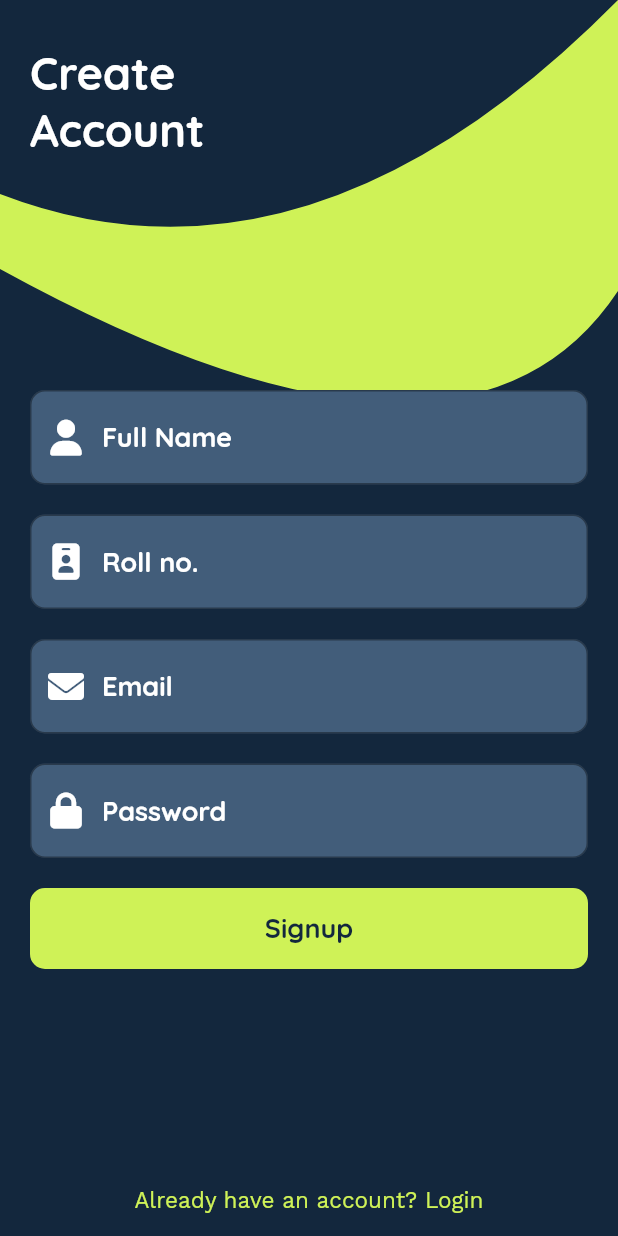
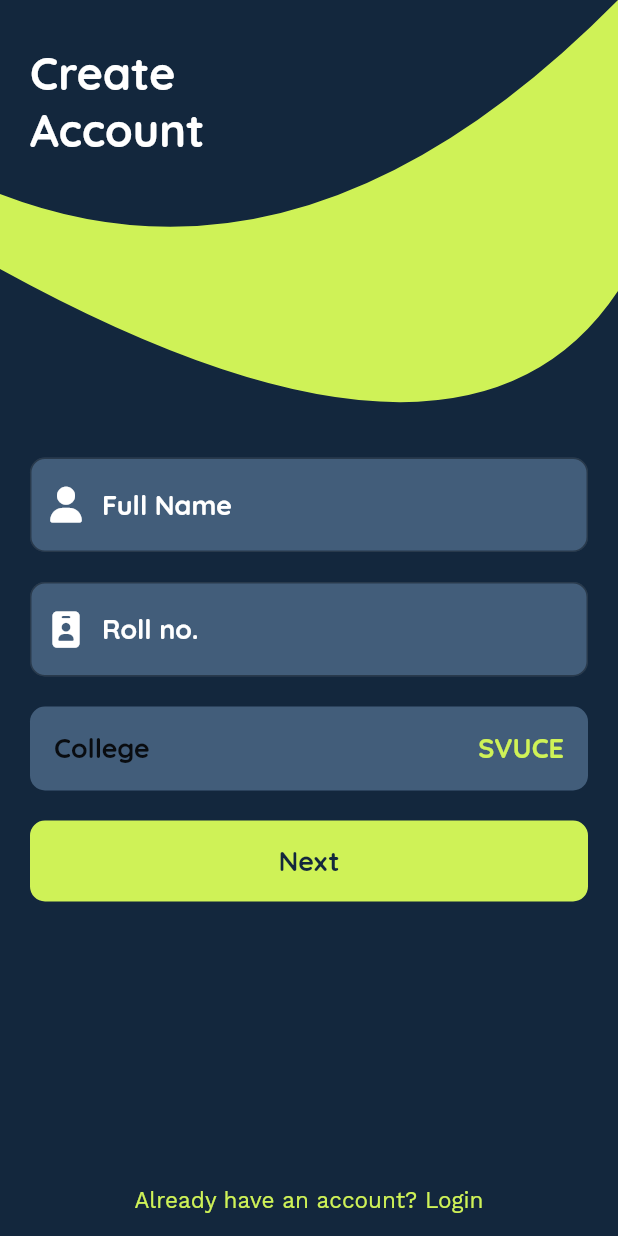
Before and after one commit to SVUCE-Programmers/ProjectSVUCE, a Flutter app: the SignUpView screen opened directly, on a phone screen of 412 x 824 dp. Run offline on Flutter 3.47's test engine with Material 2 defaults, Android fonts, the phone set to English and light mode, and no system bars; our stand-ins replace cloud_firestore, firebase_auth, flutter_icons, get_it, provider_architecture; accounts and stored records are empty.

Commit message:
:iphone: added signup pages

```diff
--- a/lib/ui/views/signup_view.dart
+++ b/lib/ui/views/signup_view.dart
@@ -1,11 +1,9 @@
 import 'package:flutter/material.dart';
-import 'package:flutter_icons/flutter_icons.dart';
 import 'package:provider_architecture/provider_architecture.dart';
 import 'package:svuce_app/ui/shared/app_colors.dart';
 import 'package:svuce_app/ui/shared/font_styles.dart';
-import 'package:svuce_app/ui/shared/shared_styles.dart';
-import 'package:svuce_app/ui/widgets/button_wrapper.dart';
 import 'package:svuce_app/ui/widgets/custom_clipper.dart';
+import 'package:svuce_app/ui/widgets/signup_pages.dart';
 import 'package:svuce_app/viewmodels/signup_viewmodel.dart';
 
 class SignUpView extends StatelessWidget {
@@ -45,99 +43,13 @@ class SignUpView extends StatelessWidget {
                 height: MediaQuery.of(context).size.height,
                 padding: EdgeInsets.all(20.0),
                 margin: EdgeInsets.only(top: 150),
-                child: Center(
-                  child: ListView(
-                    shrinkWrap: true,
-                    children: <Widget>[
-                      WidgetWrapper(
-                        decoration: textFieldDecoration,
-                        child: TextField(
-                          style: buttonText.copyWith(color: textPrimary),
-                          controller: model.fullNameController,
-                          keyboardType: TextInputType.text,
-                          decoration: InputDecoration(
-                              border: textFieldInputBorder,
-                              prefixIcon: Icon(
-                                FontAwesome.user,
-                                color: textPrimary,
-                              ),
-                              hintText: 'Full Name',
-                              hintStyle:
-                                  buttonText.copyWith(color: textPrimary)),
-                        ),
-                      ),
-                      WidgetWrapper(
-                        decoration: textFieldDecoration,
-                        child: TextField(
-                          style: buttonText.copyWith(color: textPrimary),
-                          controller: model.rollNoController,
-                          keyboardType: TextInputType.phone,
-                          maxLength: 8,
-                          decoration: InputDecoration(
-                              border: textFieldInputBorder,
-                              prefixIcon: Icon(
-                                FontAwesome.id_badge,
-                                color: textPrimary,
-                              ),
-                              hintText: 'Roll no.',
-                              counterText: '',
-                              hintStyle:
-                                  buttonText.copyWith(color: textPrimary)),
-                        ),
-                      ),
-                      WidgetWrapper(
-                        decoration: textFieldDecoration,
-                        child: TextField(
-                          style: buttonText.copyWith(color: textPrimary),
-                          controller: model.emailController,
-                          keyboardType: TextInputType.emailAddress,
-                          decoration: InputDecoration(
-                              border: textFieldInputBorder,
-                              prefixIcon: Icon(
-                                FontAwesome.envelope,
-                                color: textPrimary,
-                              ),
-                              hintText: 'Email',
-                              hintStyle:
-                                  buttonText.copyWith(color: textPrimary)),
-                        ),
-                      ),
-                      WidgetWrapper(
-                        decoration: textFieldDecoration,
-                        child: TextField(
-                          style: buttonText.copyWith(color: textPrimary),
-                          controller: model.passwordController,
-                          obscureText: true,
-                          keyboardType: TextInputType.text,
-                          decoration: InputDecoration(
-                              border: textFieldInputBorder,
-                              prefixIcon: Icon(
-                                FontAwesome.lock,
-                                color: textPrimary,
-                              ),
-                              hintText: 'Password',
-                              hintStyle:
-                                  buttonText.copyWith(color: textPrimary)),
-                        ),
-                      ),
-                      WidgetWrapper(
-                        decoration: buttonDecoration.copyWith(color: primary),
-                        child: FlatButton(
-                            splashColor: secondaryLight,
-                            onPressed: model.createUser,
-                            child: model.busy
-                                ? CircularProgressIndicator(
-                                    valueColor:
-                                        AlwaysStoppedAnimation(secondaryDark),
-                                  )
-                                : Text(
-                                    model.buttonText,
-                                    style:
-                                        buttonText.apply(color: secondaryDark),
-                                  )),
-                      ),
-                    ],
-                  ),
+                child: IndexedStack(
+                  index: model.currentIndex,
+                  children: [pageOne(model), pageTwo(model)].map((widget) {
+                    return Center(
+                      child: widget,
+                    );
+                  }).toList(),
                 ),
               ),
             ])));
--- /dev/null
+++ b/lib/ui/widgets/signup_pages.dart
@@ -0,0 +1,141 @@
+import 'package:flutter/material.dart';
+import 'package:flutter_icons/flutter_icons.dart';
+import 'package:svuce_app/ui/shared/app_colors.dart';
+import 'package:svuce_app/ui/shared/font_styles.dart';
+import 'package:svuce_app/ui/shared/shared_styles.dart';
+import 'package:svuce_app/ui/widgets/button_wrapper.dart';
+import 'package:svuce_app/viewmodels/signup_viewmodel.dart';
+
+Widget pageOne(SignUpViewModel model) {
+  return Form(
+    key: model.pageOneForm,
+    child: ListView(
+      shrinkWrap: true,
+      children: <Widget>[
+        WidgetWrapper(
+          decoration: textFieldDecoration,
+          child: TextFormField(
+            style: buttonText.copyWith(color: textPrimary),
+            controller: model.fullNameController,
+            keyboardType: TextInputType.text,
+            validator: model.validateName,
+            decoration: InputDecoration(
+                border: textFieldInputBorder,
+                prefixIcon: Icon(
+                  FontAwesome.user,
+                  color: textPrimary,
+                ),
+                hintText: 'Full Name',
+                hintStyle: buttonText.copyWith(color: textPrimary)),
+          ),
+        ),
+        WidgetWrapper(
+          decoration: textFieldDecoration,
+          child: TextFormField(
+            validator: model.validateRollNo,
+            style: buttonText.copyWith(color: textPrimary),
+            controller: model.rollNoController,
+            keyboardType: TextInputType.phone,
+            maxLength: 8,
+            decoration: InputDecoration(
+                border: textFieldInputBorder,
+                prefixIcon: Icon(
+                  FontAwesome.id_badge,
+                  color: textPrimary,
+                ),
+                hintText: 'Roll no.',
+                counterText: '',
+                hintStyle: buttonText.copyWith(color: textPrimary)),
+          ),
+        ),
+        WidgetWrapper(
+          decoration: textFieldDecoration,
+          child: ListTile(
+            title: Text(
+              "College",
+              style: buttonText,
+            ),
+            trailing: Text(
+              "SVUCE",
+              style: buttonText.apply(color: primary),
+            ),
+          ),
+        ),
+        WidgetWrapper(
+          decoration: buttonDecoration.copyWith(color: primary),
+          child: FlatButton(
+              splashColor: secondaryLight,
+              onPressed: model.gotoNextPage,
+              child: model.busy
+                  ? CircularProgressIndicator(
+                      valueColor: AlwaysStoppedAnimation(secondaryDark),
+                    )
+                  : Text(
+                      "Next",
+                      style: buttonText.apply(color: secondaryDark),
+                    )),
+        ),
+      ],
+    ),
+  );
+}
+
+Widget pageTwo(SignUpViewModel model) {
+  return Form(
+    key: model.pageTwoForm,
+    child: ListView(
+      shrinkWrap: true,
+      children: <Widget>[
+        WidgetWrapper(
+          decoration: textFieldDecoration,
+          child: TextFormField(
+            validator: model.validateEmail,
+            style: buttonText.copyWith(color: textPrimary),
+            controller: model.emailController,
+            keyboardType: TextInputType.emailAddress,
+            decoration: InputDecoration(
+                border: textFieldInputBorder,
+                prefixIcon: Icon(
+                  FontAwesome.envelope,
+                  color: textPrimary,
+                ),
+                hintText: 'Email',
+                hintStyle: buttonText.copyWith(color: textPrimary)),
+          ),
+        ),
+        WidgetWrapper(
+          decoration: textFieldDecoration,
+          child: TextFormField(
+            validator: model.validatePassword,
+            style: buttonText.copyWith(color: textPrimary),
+            controller: model.passwordController,
+            obscureText: true,
+            keyboardType: TextInputType.text,
+            decoration: InputDecoration(
+                border: textFieldInputBorder,
+                prefixIcon: Icon(
+                  FontAwesome.lock,
+                  color: textPrimary,
+                ),
+                hintText: 'Password',
+                hintStyle: buttonText.copyWith(color: textPrimary)),
+          ),
+        ),
+        WidgetWrapper(
+          decoration: buttonDecoration.copyWith(color: primary),
+          child: FlatButton(
+              splashColor: secondaryLight,
+              onPressed: model.createUser,
+              child: model.busy
+                  ? CircularProgressIndicator(
+                      valueColor: AlwaysStoppedAnimation(secondaryDark),
+                    )
+                  : Text(
+                      "Signup",
+                      style: buttonText.apply(color: secondaryDark),
+                    )),
+        ),
+      ],
+    ),
+  );
+}
--- a/lib/viewmodels/login_viewmodel.dart
+++ b/lib/viewmodels/login_viewmodel.dart
@@ -23,10 +23,10 @@ class LoginViewModel extends BaseModel {
   final AuthenticationService _authenticationService = locator<BaseAuth>();
 
   String validateEmail(String email) {
-    if (email.isEmpty) {
-      return 'Please Enter Your Email';
+    if (email.isEmpty || !email.contains("@")) {
+      return 'Please enter a valid email';
     } else if (email.length < 5) {
-      return 'Your email mush be atleast 6';
+      return 'Your email must be atleast 6';
     }
     return null;
   }
@@ -35,7 +35,7 @@ class LoginViewModel extends BaseModel {
     if (password.isEmpty) {
       return 'Please Enter Your Password';
     } else if (password.length < 5) {
-      return 'Your password mush be atleast 6';
+      return 'Your password must be atleast 6';
     }
     return null;
   }
@@ -73,7 +73,7 @@ class LoginViewModel extends BaseModel {
   }
 
   gotoSignup() {
-    _navigationService.navigateTo(SignUpViewRoute);
+    _navigationService.pop();
   }
 
   Future<bool> onWillPop() async {
```
Also changed, not shown: lib/viewmodels/signup_viewmodel.dart (+75 -32 lines).
